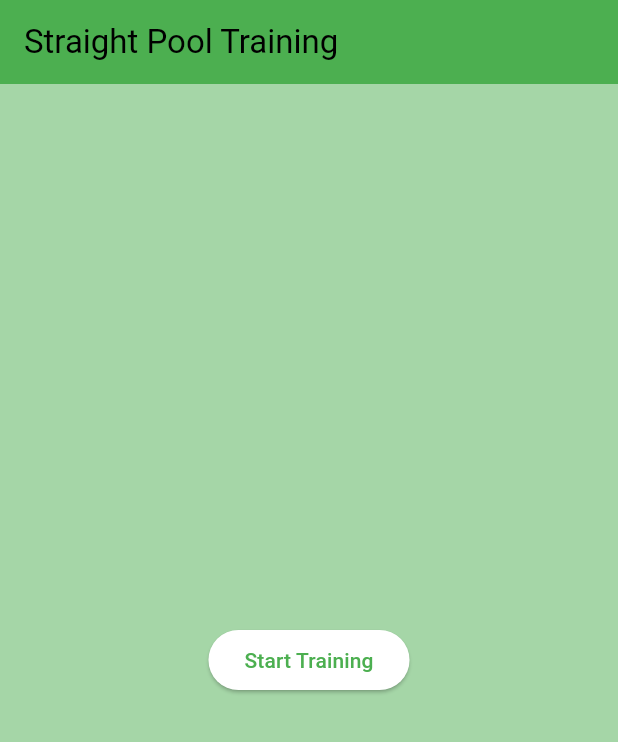
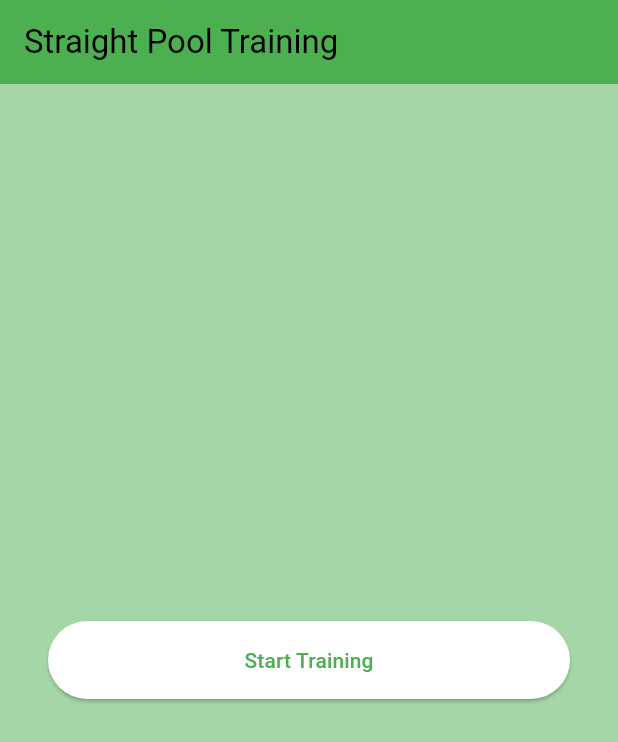
Before and after one commit to dimasmith/straight_pool_tracker, a Flutter app: the screen it shows after launch, on a phone screen of 412 x 824 dp. Shown: the top 742 px of the screen. Run offline on Flutter 3.47's test engine with Material 2 defaults, Android fonts, the phone set to English and light mode, and no system bars.

Commit message:
feat: style trainings start menu

```diff
--- a/lib/start_training_screen.dart
+++ b/lib/start_training_screen.dart
@@ -12,27 +12,66 @@ class StartTrainingScreen extends StatelessWidget {
           appBar: AppBar(
             title: const Text("Straight Pool Training"),
           ),
-          body: Center(
-            child: buildActions(trainings, context),
+          body: ButtonMenu(children: [
+            buildActions(trainings, context),
+          ])),
+    );
+  }
+
+  Widget buildActions(Trainings trainings, BuildContext context) {
+    return trainings.isRunning()
+        ? MenuButton(
+            onPressed: () {
+              Navigator.pushNamed(context, '/training');
+            },
+            child: const Text('Resume Training'),
           )
+        : MenuButton(
+            onPressed: () {
+              trainings.start();
+              Navigator.pushNamed(context, '/training');
+            },
+            child: const Text('Start Training'),
+          );
+  }
+}
+
+class ButtonMenu extends StatelessWidget {
+  final List<Widget> children;
+
+  const ButtonMenu({Key? key, required this.children}) : super(key: key);
+
+  @override
+  Widget build(BuildContext context) {
+    return Center(
+      child: Padding(
+        padding: const EdgeInsets.all(32.0),
+        child: Column(
+          mainAxisAlignment: MainAxisAlignment.center,
+          children: children,
+        ),
       ),
     );
   }
+}
 
-  ElevatedButton buildActions(Trainings trainings, BuildContext context) {
-    if (trainings.isRunning()) {
-      return ElevatedButton(
-          onPressed: () {
-            Navigator.pushNamed(context, "/training");
-          },
-          child: const Text("Resume Training"));
-    }
-    return ElevatedButton(
-            child: const Text("Start Training"),
-            onPressed: () {
-              trainings.start();
-              Navigator.pushNamed(context, "/training");
-            },
-          );
+class MenuButton extends StatelessWidget {
+  final VoidCallback? onPressed;
+  final Widget? child;
+
+  const MenuButton({Key? key, this.onPressed, this.child}) : super(key: key);
+
+  @override
+  Widget build(BuildContext context) {
+    return SizedBox(
+      width: double.infinity,
+      child: ElevatedButton(
+        onPressed: onPressed,
+        child: Padding(
+          padding: const EdgeInsets.all(16.0),
+          child: child,
+        ),
+      ),
+    );
   }
 }
```
